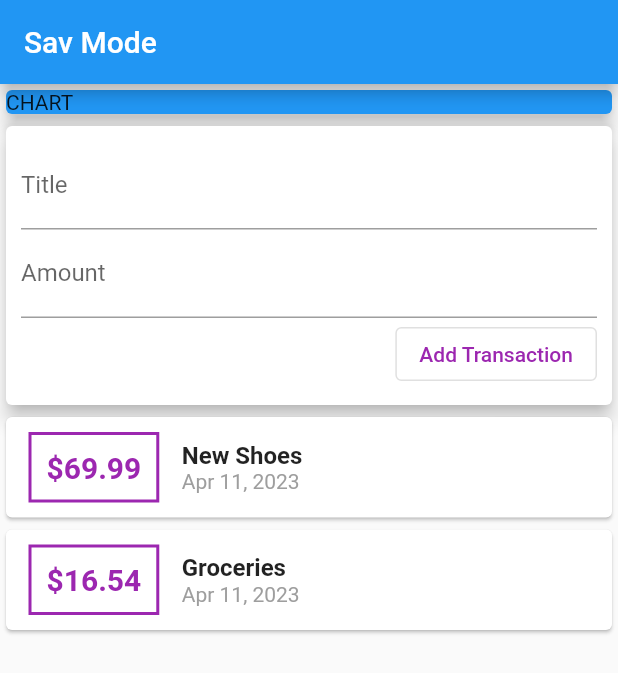
After one commit to akasaul/expense_app_flutter, a Flutter app: the screen it shows after launch, on a phone screen of 412 x 824 dp. The commit adds this screen. Shown: the top 673 px of the screen. Run offline on Flutter 3.47's test engine with Material 2 defaults, Android fonts, the light colour scheme and no system bars.

Commit message:
added stateful widget

```diff
--- /dev/null
+++ b/lib/widgets/new_transaction.dart
@@ -0,0 +1,46 @@
+import 'package:expense_app_flutter/models/transaction.dart';
+import 'package:flutter/material.dart';
+
+class NewTransaction extends StatelessWidget {
+  final titleController = TextEditingController();
+  final amountController = TextEditingController();
+
+  final Function addTx;
+
+  NewTransaction(this.addTx);
+
+  @override
+  Widget build(BuildContext context) {
+    return Card(
+      elevation: 5,
+      child: Container(
+        padding: EdgeInsets.all(10),
+        child: Column(
+          crossAxisAlignment: CrossAxisAlignment.end,
+          children: [
+            TextField(
+              // onChanged: (val) => {titleInput = val},
+              controller: titleController,
+              decoration: InputDecoration(labelText: 'Title'),
+            ),
+            TextField(
+              controller: amountController,
+              // onChanged: (value) => {amountInput = value},
+              decoration: InputDecoration(labelText: 'Amount'),
+            ),
+            OutlinedButton(
+              onPressed: () {
+                addTx(
+                    titleController.text, double.parse(amountController.text));
+              },
+              child: Text('Add Transaction'),
+              style: OutlinedButton.styleFrom(
+                foregroundColor: Colors.purple,
+              ),
+            )
+          ],
+        ),
+      ),
+    );
+  }
+}
--- /dev/null
+++ b/lib/widgets/transaction_list.dart
@@ -0,0 +1,59 @@
+import 'package:flutter/material.dart';
+import '../models/transaction.dart';
+import 'package:intl/intl.dart';
+
+class TransactionList extends StatelessWidget {
+  final List<Transaction> transactions;
+
+  TransactionList(this.transactions);
+
+  @override
+  Widget build(BuildContext context) {
+    return Container(
+      height: 300,
+      child: SingleChildScrollView(
+        child: Column(
+          children: transactions.map((tx) {
+            return Card(
+                child: Row(
+              children: [
+                Container(
+                  margin: EdgeInsets.symmetric(
+                    vertical: 10,
+                    horizontal: 15,
+                  ),
+                  decoration: BoxDecoration(
+                      border: Border.all(
+                    color: Colors.purple,
+                    width: 2,
+                  )),
+                  padding: EdgeInsets.all(10),
+                  child: Text('\$${tx.amount}',
+                      style: TextStyle(
+                        fontWeight: FontWeight.bold,
+                        fontSize: 20,
+                        color: Colors.purple,
+                      )),
+                ),
+                Column(
+                  crossAxisAlignment: CrossAxisAlignment.start,
+                  children: [
+                    Text(tx.title,
+                        style: TextStyle(
+                          fontWeight: FontWeight.bold,
+                          fontSize: 16,
+                        )),
+                    Text(DateFormat.yMMMd().format(tx.date),
+                        style: TextStyle(
+                          color: Colors.grey,
+                        )),
+                  ],
+                )
+              ],
+            ));
+          }).toList(),
+        ),
+      ),
+    );
+  }
+}
--- /dev/null
+++ b/lib/widgets/user_transactions.dart
@@ -0,0 +1,47 @@
+import 'package:flutter/material.dart';
+import './new_transaction.dart';
+import './transaction_list.dart';
+import '../models/transaction.dart';
+
+class UserTransactions extends StatefulWidget {
+  @override
+  State<UserTransactions> createState() => _UserTransactionsState();
+}
+
+class _UserTransactionsState extends State<UserTransactions> {
+  final _userTransactions = [
+    Transaction(
+      id: 't1',
+      title: 'New Shoes',
+      amount: 69.99,
+      date: DateTime.now(),
+    ),
+    Transaction(
+      id: 't2',
+      amount: 16.54,
+      date: DateTime.now(),
+      title: 'Groceries',
+    )
+  ];
+
+  void _addNewTransaction(String txtTitle, double txAmount) {
+    final newTx = Transaction(
+      id: DateTime.now().toString(),
+      amount: txAmount,
+      date: DateTime.now(),
+      title: txtTitle,
+    );
+    setState(() {
+      _userTransactions.add(newTx);
+    });
+  }
+
+  Widget build(BuildContext context) {
+    return Column(
+      children: [
+        NewTransaction(_addNewTransaction),
+        TransactionList(_userTransactions),
+      ],
+    );
+  }
+}
```
Also changed, not shown: lib/main.dart (+12 -81 lines), lib/models/transaction.dart (renamed from lib/transaction.dart).
